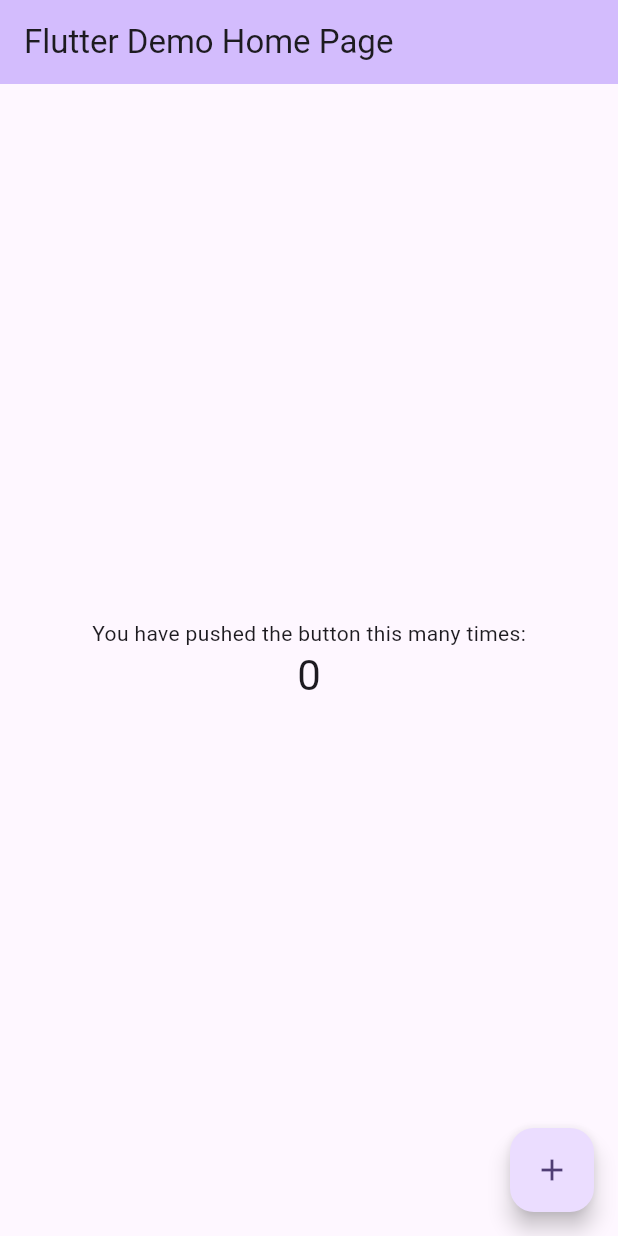
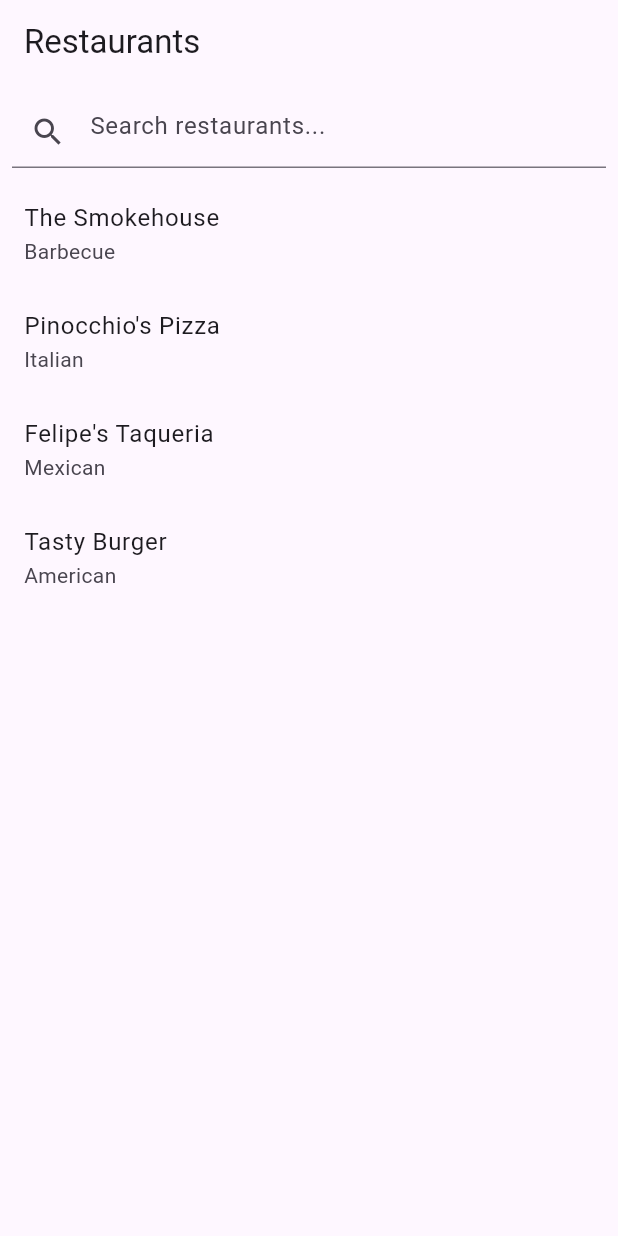
Before and after one commit to deltaCS99/restaurant_app, a Flutter app: the screen it shows after launch, on a phone screen of 412 x 824 dp. Run offline on Flutter 3.47's test engine with Material 3 defaults, Android fonts, the phone set to English and light mode, and no system bars; our stand-ins replace flutter_riverpod.

Commit message:
feat: Implement RestaurantListScreen and main app
- Create RestaurantListScreen with search bar and restaurant list
- Setup main.dart with ProviderScope and MaterialApp
- Connect UI with RestaurantListController

```diff
--- a/lib/main.dart
+++ b/lib/main.dart
@@ -1,125 +1,24 @@
 import 'package:flutter/material.dart';
+import 'package:flutter_riverpod/flutter_riverpod.dart';
+import 'screens/restaurant_list_screen.dart';
 
 void main() {
-  runApp(const MyApp());
+  runApp(
+    const ProviderScope(
+      child: MyApp(),
+    ),
+  );
 }
 
 class MyApp extends StatelessWidget {
   const MyApp({super.key});
 
-  // This widget is the root of your application.
   @override
   Widget build(BuildContext context) {
     return MaterialApp(
-      title: 'Flutter Demo',
-      theme: ThemeData(
-        // This is the theme of your application.
-        //
-        // TRY THIS: Try running your application with "flutter run". You'll see
-        // the application has a purple toolbar. Then, without quitting the app,
-        // try changing the seedColor in the colorScheme below to Colors.green
-        // and then invoke "hot reload" (save your changes or press the "hot
-        // reload" button in a Flutter-supported IDE, or press "r" if you used
-        // the command line to start the app).
-        //
-        // Notice that the counter didn't reset back to zero; the application
-        // state is not lost during the reload. To reset the state, use hot
-        // restart instead.
-        //
-        // This works for code too, not just values: Most code changes can be
-        // tested with just a hot reload.
-        colorScheme: ColorScheme.fromSeed(seedColor: Colors.deepPurple),
-        useMaterial3: true,
-      ),
-      home: const MyHomePage(title: 'Flutter Demo Home Page'),
+      title: 'Restaurant App',
+      theme: ThemeData(primarySwatch: Colors.blue),
+      home: const RestaurantListScreen(),
     );
   }
 }
-
-class MyHomePage extends StatefulWidget {
-  const MyHomePage({super.key, required this.title});
-
-  // This widget is the home page of your application. It is stateful, meaning
-  // that it has a State object (defined below) that contains fields that affect
-  // how it looks.
-
-  // This class is the configuration for the state. It holds the values (in this
-  // case the title) provided by the parent (in this case the App widget) and
-  // used by the build method of the State. Fields in a Widget subclass are
-  // always marked "final".
-
-  final String title;
-
-  @override
-  State<MyHomePage> createState() => _MyHomePageState();
-}
-
-class _MyHomePageState extends State<MyHomePage> {
-  int _counter = 0;
-
-  void _incrementCounter() {
-    setState(() {
-      // This call to setState tells the Flutter framework that something has
-      // changed in this State, which causes it to rerun the build method below
-      // so that the display can reflect the updated values. If we changed
-      // _counter without calling setState(), then the build method would not be
-      // called again, and so nothing would appear to happen.
-      _counter++;
-    });
-  }
-
-  @override
-  Widget build(BuildContext context) {
-    // This method is rerun every time setState is called, for instance as done
-    // by the _incrementCounter method above.
-    //
-    // The Flutter framework has been optimized to make rerunning build methods
-    // fast, so that you can just rebuild anything that needs updating rather
-    // than having to individually change instances of widgets.
-    return Scaffold(
-      appBar: AppBar(
-        // TRY THIS: Try changing the color here to a specific color (to
-        // Colors.amber, perhaps?) and trigger a hot reload to see the AppBar
-        // change color while the other colors stay the same.
-        backgroundColor: Theme.of(context).colorScheme.inversePrimary,
-        // Here we take the value from the MyHomePage object that was created by
-        // the App.build method, and use it to set our appbar title.
-        title: Text(widget.title),
-      ),
-      body: Center(
-        // Center is a layout widget. It takes a single child and positions it
-        // in the middle of the parent.
-        child: Column(
-          // Column is also a layout widget. It takes a list of children and
-          // arranges them vertically. By default, it sizes itself to fit its
-          // children horizontally, and tries to be as tall as its parent.
-          //
-          // Column has various properties to control how it sizes itself and
-          // how it positions its children. Here we use mainAxisAlignment to
-          // center the children vertically; the main axis here is the vertical
-          // axis because Columns are vertical (the cross axis would be
-          // horizontal).
-          //
-          // TRY THIS: Invoke "debug painting" (choose the "Toggle Debug Paint"
-          // action in the IDE, or press "p" in the console), to see the
-          // wireframe for each widget.
-          mainAxisAlignment: MainAxisAlignment.center,
-          children: <Widget>[
-            const Text(
-              'You have pushed the button this many times:',
-            ),
-            Text(
-              '$_counter',
-              style: Theme.of(context).textTheme.headlineMedium,
-            ),
-          ],
-        ),
-      ),
-      floatingActionButton: FloatingActionButton(
-        onPressed: _incrementCounter,
-        tooltip: 'Increment',
-        child: const Icon(Icons.add),
-      ), // This trailing comma makes auto-formatting nicer for build methods.
-    );
-  }
-}
--- /dev/null
+++ b/lib/screens/restaurant_list_screen.dart
@@ -0,0 +1,48 @@
+import 'package:flutter/material.dart';
+import 'package:flutter_riverpod/flutter_riverpod.dart';
+import '../controllers/restaurant_list_controller.dart';
+
+class RestaurantListScreen extends ConsumerWidget {
+  const RestaurantListScreen({super.key});
+
+  @override
+  Widget build(BuildContext context, WidgetRef ref) {
+    final restaurantsState = ref.watch(restaurantListControllerProvider);
+
+    return Scaffold(
+      appBar: AppBar(title: const Text('Restaurants')),
+      body: Column(
+        children: [
+          Padding(
+            padding: const EdgeInsets.all(8.0),
+            child: TextField(
+              decoration: const InputDecoration(
+                hintText: 'Search restaurants...',
+                prefixIcon: Icon(Icons.search),
+              ),
+              onChanged: (query) {
+                ref.read(restaurantListControllerProvider.notifier).searchRestaurants(query);
+              },
+            ),
+          ),
+          Expanded(
+            child: restaurantsState.when(
+              data: (restaurants) => ListView.builder(
+                itemCount: restaurants.length,
+                itemBuilder: (context, index) {
+                  final restaurant = restaurants[index];
+                  return ListTile(
+                    title: Text(restaurant.name),
+                    subtitle: Text(restaurant.cuisine),
+                  );
+                },
+              ),
+              loading: () => const Center(child: CircularProgressIndicator()),
+              error: (error, _) => Center(child: Text('Error: $error')),
+            ),
+          ),
+        ],
+      ),
+    );
+  }
+}
```
Also changed, not shown: 1 other file.
